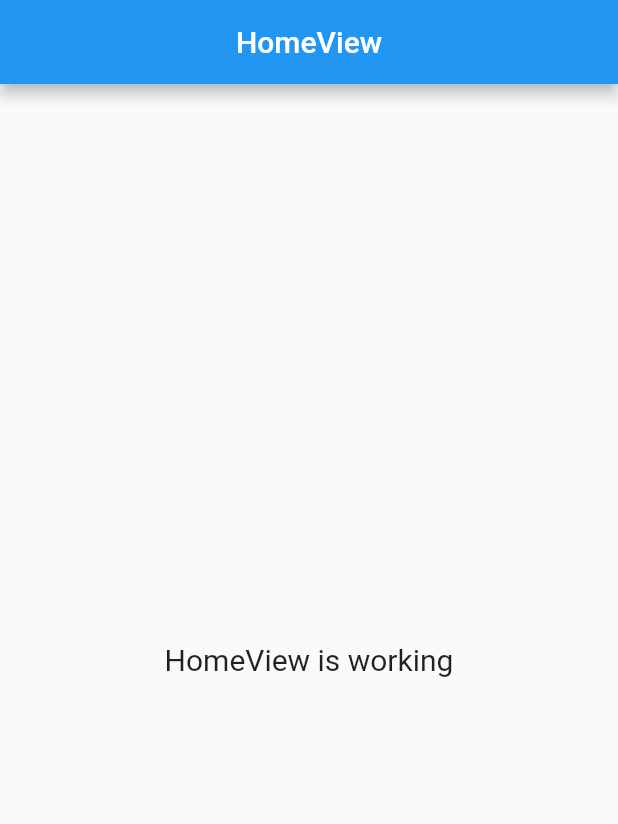
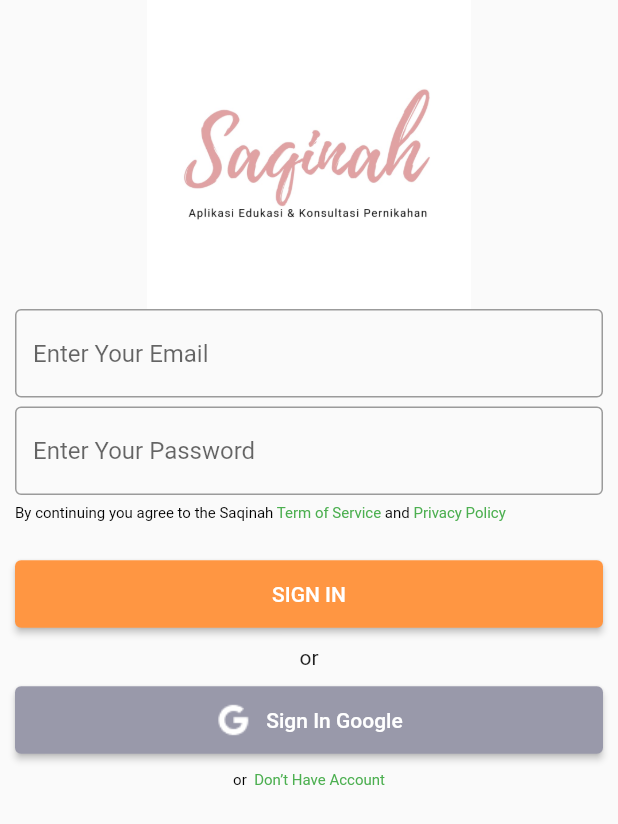
Before and after one commit to bhadawi404/saqinah-mobile, a Flutter app: the screen it shows after launch, on a phone screen of 412 x 824 dp. Shown: the top 824 px of the screen. Run offline on Flutter 3.47's test engine with Material 2 defaults, Android fonts, the phone set to English and light mode, and no system bars; our stand-ins replace get.

Commit message:
UI login and example ui home, register

```diff
--- /dev/null
+++ b/lib/app/modules/login/views/login_view.dart
@@ -0,0 +1,133 @@
+import 'package:flutter/gestures.dart';
+import 'package:flutter/material.dart';
+
+import 'package:get/get.dart';
+import 'package:saqinah/app/routes/app_pages.dart';
+
+import '../controllers/login_controller.dart';
+
+class LoginView extends GetView<LoginController> {
+  const LoginView({Key? key}) : super(key: key);
+  @override
+  Widget build(BuildContext context) {
+    return Scaffold(
+        body: Padding(
+          padding: const EdgeInsets.symmetric(horizontal: 10),
+          child: ListView(
+      children: [
+          Container(
+            alignment: Alignment.center,
+            width: Get.width * 0.5,
+            height: Get.width * 0.5,
+            child: Image.asset("assets/logo/logo-splash.png", fit: BoxFit.contain,),
+          ),
+          TextField(
+            decoration: InputDecoration(
+                hintText: "Enter Your Email", border: OutlineInputBorder()),
+          ),
+          SizedBox(
+            height: 6,
+          ),
+          TextField(
+            decoration: InputDecoration(
+                hintText: "Enter Your Password", border: OutlineInputBorder()),
+          ),
+          SizedBox(
+            height: 6,
+          ),
+          RichText(
+              text: TextSpan(
+                  text: "By continuing you agree to the Saqinah ",
+                  style: TextStyle(
+                    color: Colors.black,
+                    fontSize: 10,
+                  ),
+                  children: [
+                TextSpan(
+                    recognizer: TapGestureRecognizer()
+                      ..onTap = () {
+                        print("Term of Service ");
+                      },
+                    text: "Term of Service ",
+                    style: TextStyle(
+                      color: Colors.green,
+                      fontSize: 10,
+                    )),
+                TextSpan(
+                    text: "and ",
+                    style: TextStyle(
+                      color: Colors.black,
+                      fontSize: 10,
+                    )),
+                TextSpan(
+                    recognizer: TapGestureRecognizer()
+                      ..onTap = () {
+                        print("Privacy Policy");
+                      },
+                    text: "Privacy Policy",
+                    style: TextStyle(
+                      color: Colors.green,
+                      fontSize: 10,
+                    )),
+              ])),
+          SizedBox(
+            height: 24,
+          ),
+          ElevatedButton(
+            onPressed: ()=> Get.offAllNamed(Routes.HOME),
+            child: Text("SIGN IN"),
+            style: ElevatedButton.styleFrom(backgroundColor: Color(0xFFFF9642), fixedSize: Size(100, 45)),
+          ),
+          SizedBox(
+            height: 10,
+          ),
+          Column(
+            children: [Text("or")],
+          ),
+          SizedBox(
+            height: 10,
+          ),
+          ElevatedButton(
+            onPressed: () {},
+            child: Row(
+              mainAxisAlignment: MainAxisAlignment.center,
+              children: [
+                Image.asset("assets/icon/google.png"),
+                SizedBox(
+                  width: 10,
+                ),
+                Text("Sign In Google")
+              ],
+            ),
+            style: ElevatedButton.styleFrom(backgroundColor: Color(0xFF9999AA),fixedSize: Size(100, 45)),
+          ),
+          SizedBox(
+            height: 10,
+          ),
+          Column(
+            children: [
+              RichText(
+                  text: TextSpan(
+                      text: "or  ",
+                      style: TextStyle(
+                        color: Colors.black,
+                        fontSize: 10,
+                      ),
+                      children: [
+                    TextSpan(
+                        recognizer: TapGestureRecognizer()
+                          ..onTap = ()=> Get.toNamed(Routes.REGISTER),
+                        text: "Don’t Have Account",
+                        style: TextStyle(
+                          color: Colors.green,
+                          fontSize: 10,
+                        )),
+
+                  ])),
+            ],
+          ),
+      ],
+    ),
+        ));
+  }
+}
--- a/lib/app/routes/app_pages.dart
+++ b/lib/app/routes/app_pages.dart
@@ -2,6 +2,10 @@
 
 import '../modules/home/bindings/home_binding.dart';
 import '../modules/home/views/home_view.dart';
+import '../modules/login/bindings/login_binding.dart';
+import '../modules/login/views/login_view.dart';
+import '../modules/register/bindings/register_binding.dart';
+import '../modules/register/views/register_view.dart';
 
 part 'app_routes.dart';
 
@@ -16,5 +20,15 @@
       page: () => const HomeView(),
       binding: HomeBinding(),
     ),
+    GetPage(
+      name: _Paths.REGISTER,
+      page: () => const RegisterView(),
+      binding: RegisterBinding(),
+    ),
+    GetPage(
+      name: _Paths.LOGIN,
+      page: () => const LoginView(),
+      binding: LoginBinding(),
+    ),
   ];
 }
--- a/lib/app/routes/app_routes.dart
+++ b/lib/app/routes/app_routes.dart
@@ -4,9 +4,13 @@
 abstract class Routes {
   Routes._();
   static const HOME = _Paths.HOME;
+  static const REGISTER = _Paths.REGISTER;
+  static const LOGIN = _Paths.LOGIN;
 }
 
 abstract class _Paths {
   _Paths._();
   static const HOME = '/home';
+  static const REGISTER = '/register';
+  static const LOGIN = '/login';
 }
--- a/lib/main.dart
+++ b/lib/main.dart
@@ -23,8 +23,9 @@
           return SplashScreen();
         }else{
           return GetMaterialApp(
+          debugShowCheckedModeBanner: false,
           title: "Application",
-          initialRoute: AppPages.INITIAL,
+          initialRoute: Routes.LOGIN,
           getPages: AppPages.routes,
         );
         }
--- a/pubspec.yaml
+++ b/pubspec.yaml
@@ -20,3 +20,4 @@
   uses-material-design: true
   assets:
     - assets/logo/
+    - assets/icon/
```
Also changed, not shown: lib/app/modules/login/bindings/login_binding.dart (added, +12 -0 lines), lib/app/modules/login/controllers/login_controller.dart (added, +23 -0 lines), lib/app/modules/register/bindings/register_binding.dart (added, +12 -0 lines), lib/app/modules/register/controllers/register_controller.dart (added, +23 -0 lines), lib/app/modules/register/views/register_view.dart (added, +24 -0 lines), assets/icon/google.png (added).
